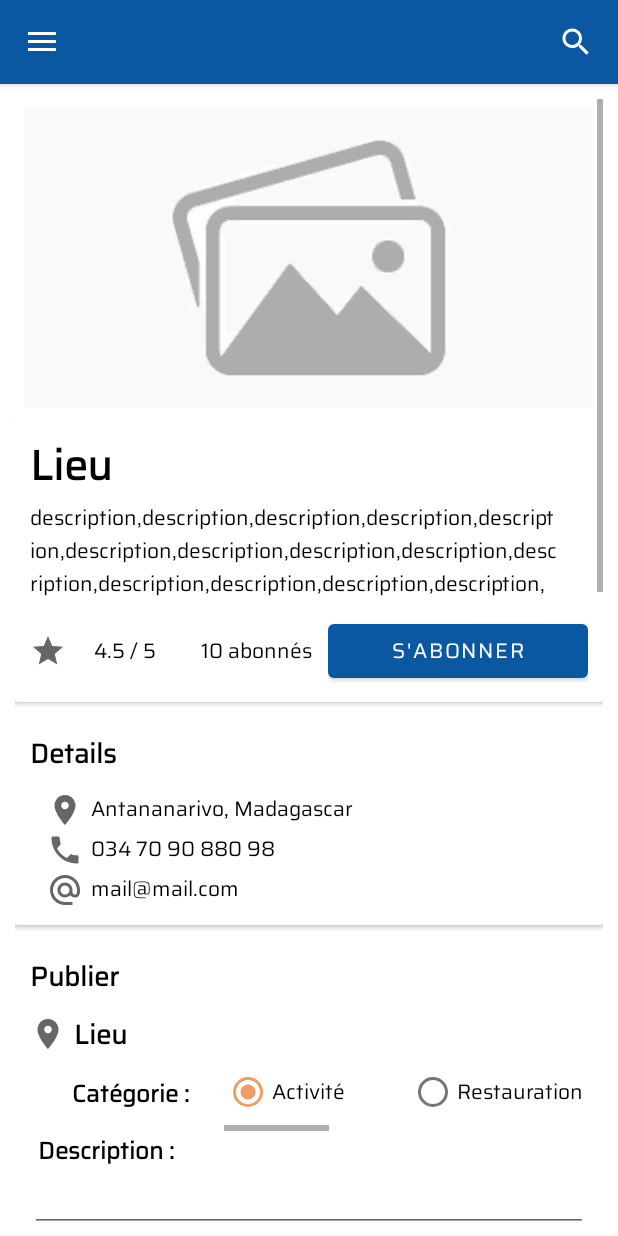
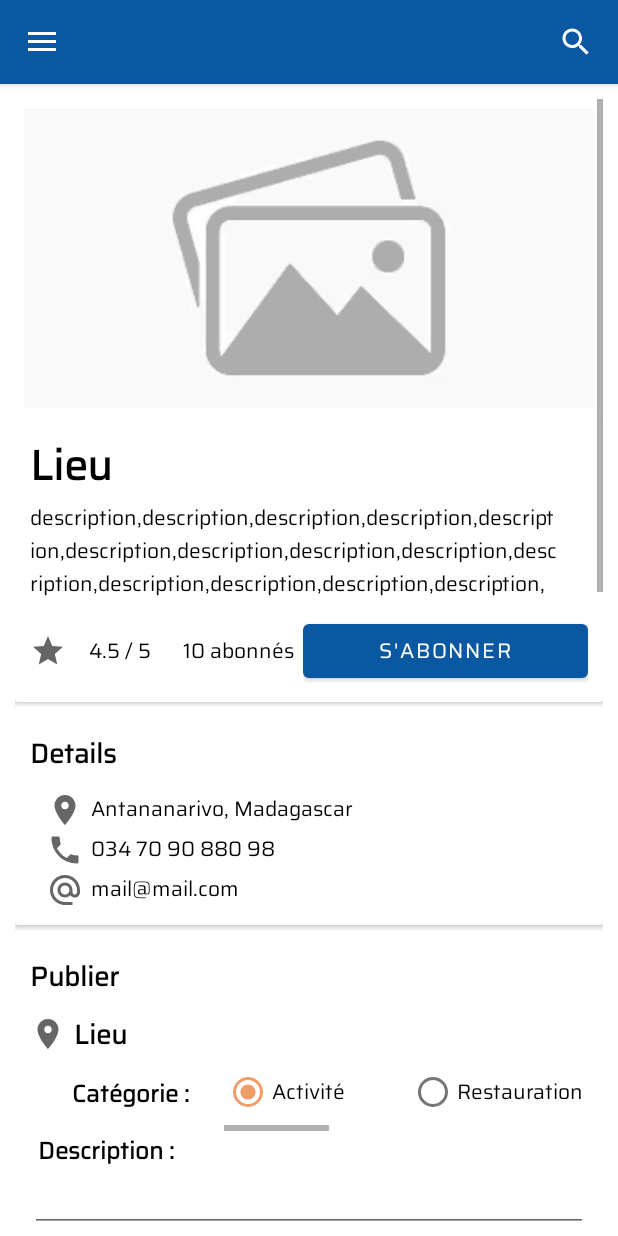
Before and after one commit to manoaiharivola/Front-m1p10android-Mirana-Manoa, an Android app: the fragment LieuFragment placed in its activity, on a phone screen of 412 x 824 dp. Run offline under Robolectric (Android 15) with nearby library versions, the phone set to English and light mode, and no system bars; our stand-ins replace Firebase (no records; nobody signed in at launch, a user with empty details on screens opened directly), Picasso; pictures from the network do not load; 12 statements that could not run were skipped.

Commit message:
create buttons

```diff
--- a/app/src/main/java/emds/example/com/custom/CustomListePublicationAdapter.java
+++ b/app/src/main/java/emds/example/com/custom/CustomListePublicationAdapter.java
@@ -13,6 +13,7 @@ import com.squareup.picasso.Picasso;
 import java.util.List;
 
 import emds.example.com.R;
+import emds.example.com.modele.Lieu;
 import emds.example.com.modele.Publication;
 import emds.example.com.util.DateFormat;
 
@@ -56,10 +57,11 @@ public class CustomListePublicationAdapter extends RecyclerView.Adapter<CustomLi
         holder.publication_lieu.setOnClickListener(new View.OnClickListener() {
             @Override
             public void onClick(View view) {
-                lieuListener.onLieuClicked(publications.get(position).getLieuDetails());
+                Lieu lieu = publications.get(position).getLieuDetails();
+                lieu.setAbonne(publications.get(position).isAbonne());
+                lieuListener.onLieuClicked(lieu);
             }
         });
-
 
     }
 
--- a/app/src/main/java/emds/example/com/vue/LieuFragment.java
+++ b/app/src/main/java/emds/example/com/vue/LieuFragment.java
@@ -94,6 +94,9 @@ public class LieuFragment extends Fragment implements CustomSelectLieuListener,
 
     Button buttonCategorie0, buttonCategorie1, buttonCategorie2, buttonCategorie3, buttonCategorie4, buttonCategorie5, buttonCategorie6;
 
+    private Button buttonAbonner;
+    private Button buttonDesabonner;
+
     @Override
     public View onCreateView(LayoutInflater inflater, ViewGroup container,
                              Bundle savedInstanceState) {
@@ -174,6 +177,17 @@ public class LieuFragment extends Fragment implements CustomSelectLieuListener,
         mail_lieu_details.setText(lieu.getLieu_mail());
         if(lieu.getLieu_image()!=null) {
             Picasso.get().load(lieu.getLieu_image()).into(image_lieu_details);
+        }
+
+        buttonAbonner = view.findViewById(R.id.buttonAbonner);
+        buttonDesabonner = view.findViewById(R.id.buttonDesabonner);
+
+        if(lieu.isAbonne()) {
+            buttonAbonner.setVisibility(View.GONE);
+            buttonDesabonner.setVisibility(View.VISIBLE);
+        } else {
+            buttonAbonner.setVisibility(View.VISIBLE);
+            buttonDesabonner.setVisibility(View.GONE);
         }
 
         buttonPublier.setOnClickListener(new View.OnClickListener() {
--- a/app/src/main/res/layout/fragment_lieu.xml
+++ b/app/src/main/res/layout/fragment_lieu.xml
@@ -92,7 +92,7 @@
                             android:orientation="horizontal">
 
                             <LinearLayout
-                                android:layout_width="302dp"
+                                android:layout_width="277dp"
                                 android:layout_height="match_parent"
                                 android:layout_weight="1"
                                 android:orientation="vertical">
@@ -108,7 +108,7 @@
                             </LinearLayout>
 
                             <LinearLayout
-                                android:layout_width="294dp"
+                                android:layout_width="268dp"
                                 android:layout_height="match_parent"
                                 android:layout_weight="1"
                                 android:orientation="vertical">
@@ -131,11 +131,19 @@
                                 android:orientation="vertical">
 
                                 <Button
-                                    android:id="@+id/button2"
+                                    android:id="@+id/buttonAbonner"
                                     android:layout_width="match_parent"
                                     android:layout_height="wrap_content"
                                     android:layout_weight="1"
                                     android:text="S'abonner" />
+
+                                <Button
+                                    android:id="@+id/buttonDesabonner"
+                                    android:layout_width="match_parent"
+                                    android:layout_height="wrap_content"
+                                    android:layout_weight="1"
+                                    android:backgroundTint="@color/orange"
+                                    android:text="Se désabonner" />
                             </LinearLayout>
 
                         </LinearLayout>
```
